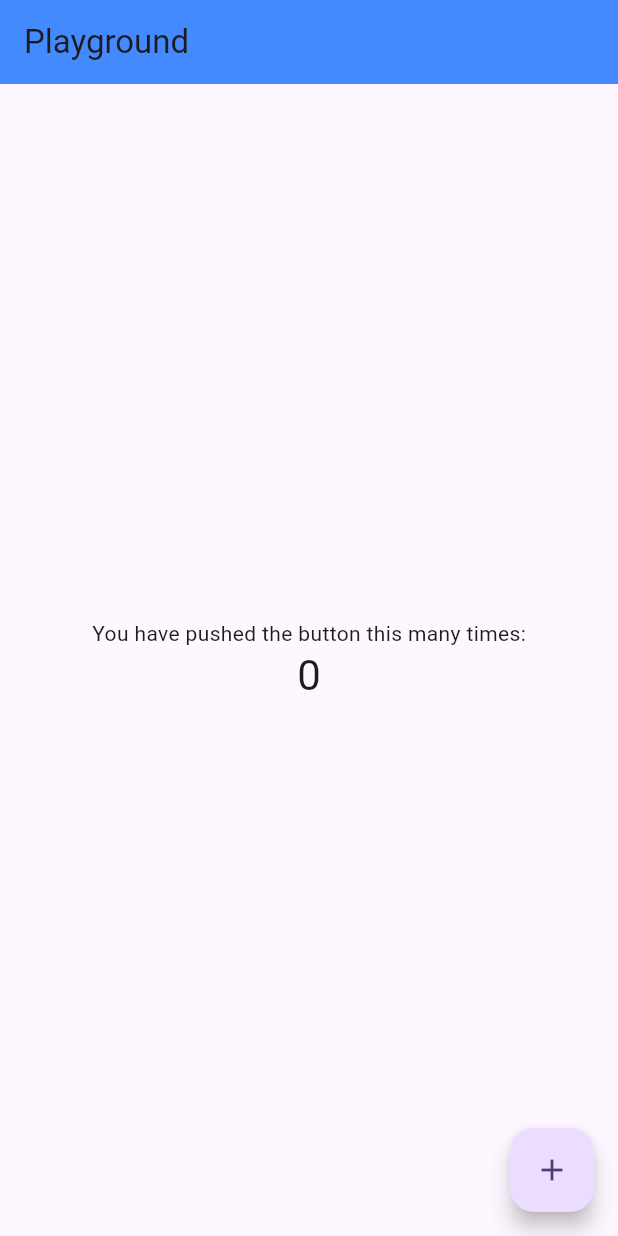
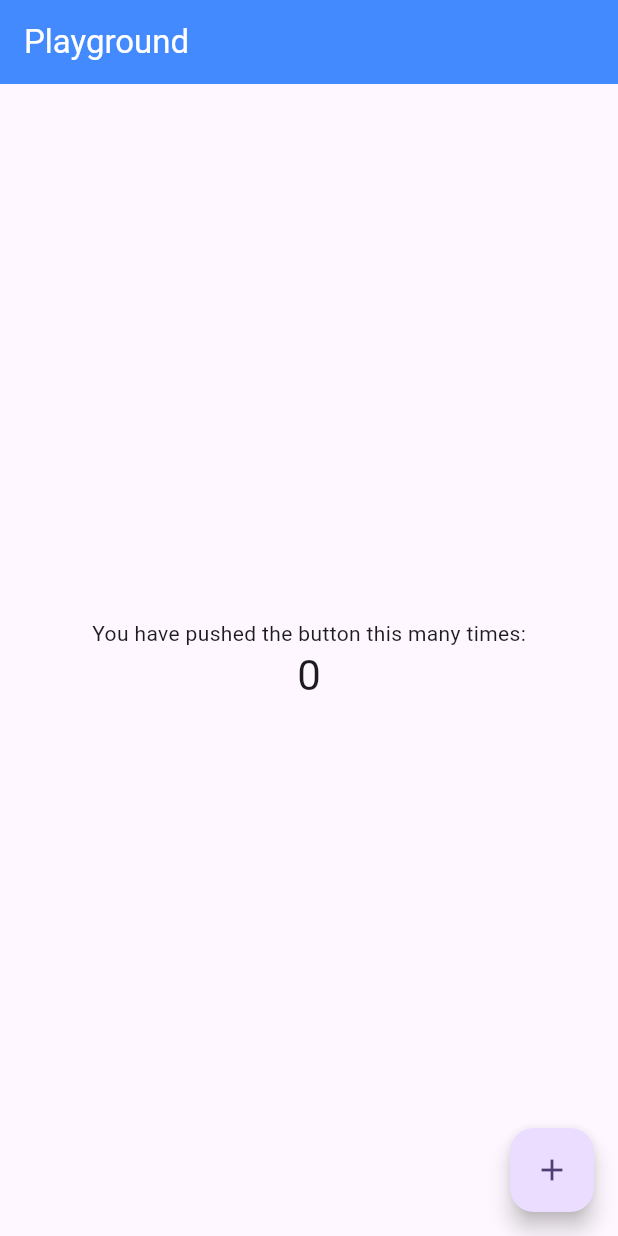
Before and after one commit to Meta-Sujet/playground, a Flutter app: the screen it shows after launch, on a phone screen of 412 x 824 dp. Run offline on Flutter 3.47's test engine with Material 3 defaults, Android fonts, the phone set to English and light mode, and no system bars.

Commit message:
scaffold text color changed

```diff
--- a/lib/main.dart
+++ b/lib/main.dart
@@ -42,7 +42,7 @@ class _MyHomePageState extends State<MyHomePage> {
     return Scaffold(
       appBar: AppBar(
         backgroundColor: Colors.blueAccent,
-        title: Text(widget.title),
+        title: Text(widget.title,style: TextStyle(color: Colors.white),),
       ),
       body: Center(
         child: Column(
```
